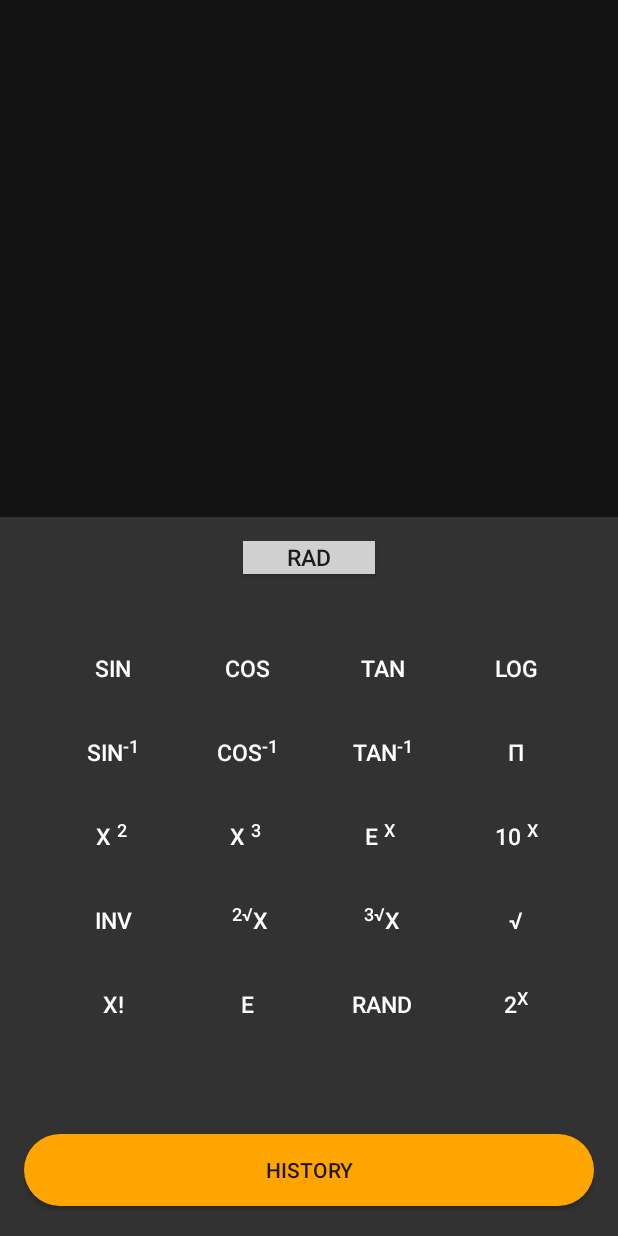
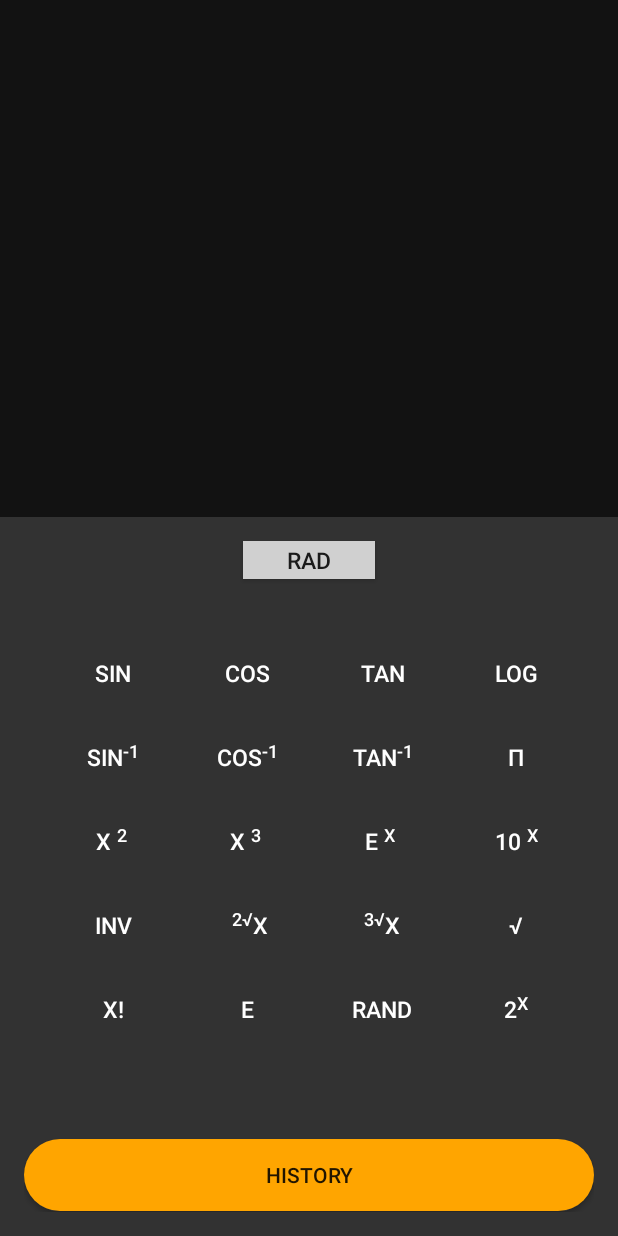
Before and after one commit to ZAHEER-svg/Calculator, an Android app: the screen it shows after launch (MainActivity), on a phone screen of 412 x 824 dp. Run offline under Robolectric (Android 15) with nearby library versions, the phone set to English and light mode, and no system bars; plain views replace SlidingUpPanelLayout; 1 statement that could not run was skipped.

Commit message:
changed the btn height

```diff
--- a/app/src/main/res/layout/bottom.xml
+++ b/app/src/main/res/layout/bottom.xml
@@ -20,7 +20,7 @@
         <ToggleButton
             android:id="@+id/mode_toggle_btn"
             android:layout_width="wrap_content"
-            android:layout_height="22dp"
+            android:layout_height="25dp"
             android:layout_gravity="center"
             android:layout_marginBottom="10dp"
             android:background="@color/darkGray_300"
```
